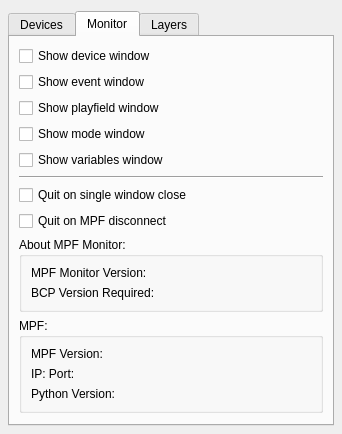
Above: mpfmonitor/core/ui/inspector.ui from missionpinball/mpf-monitor before the change. Below: the same form after it.
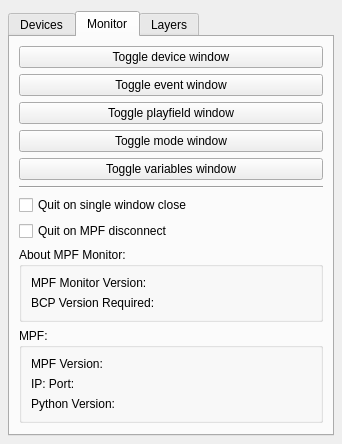
That is the form after the change.

Commit message: replace monitor window show/hide checkbox with toggle buttons

```diff
--- a/mpfmonitor/core/ui/inspector.ui
+++ b/mpfmonitor/core/ui/inspector.ui
@@ -318,37 +318,37 @@
        <item>
         <layout class="QVBoxLayout" name="verticalLayout_2">
          <item>
-          <widget class="QCheckBox" name="toggle_device_win_button">
+          <widget class="QPushButton" name="toggle_device_win_button">
            <property name="text">
-            <string>Show device window</string>
+            <string>Toggle device window</string>
            </property>
           </widget>
          </item>
          <item>
-          <widget class="QCheckBox" name="toggle_event_win_button">
+          <widget class="QPushButton" name="toggle_event_win_button">
            <property name="text">
-            <string>Show event window</string>
+            <string>Toggle event window</string>
            </property>
           </widget>
          </item>
          <item>
-          <widget class="QCheckBox" name="toggle_pf_win_button">
+          <widget class="QPushButton" name="toggle_pf_win_button">
            <property name="text">
-            <string>Show playfield window</string>
+            <string>Toggle playfield window</string>
            </property>
           </widget>
          </item>
          <item>
-          <widget class="QCheckBox" name="toggle_mode_win_button">
+          <widget class="QPushButton" name="toggle_mode_win_button">
            <property name="text">
-            <string>Show mode window</string>
+            <string>Toggle mode window</string>
            </property>
           </widget>
          </item>
          <item>
-          <widget class="QCheckBox" name="toggle_variables_win_button">
+          <widget class="QPushButton" name="toggle_variables_win_button">
            <property name="text">
-            <string>Show variables window</string>
+            <string>Toggle variables window</string>
            </property>
           </widget>
          </item>
```
The commit also changes 2 other files.
